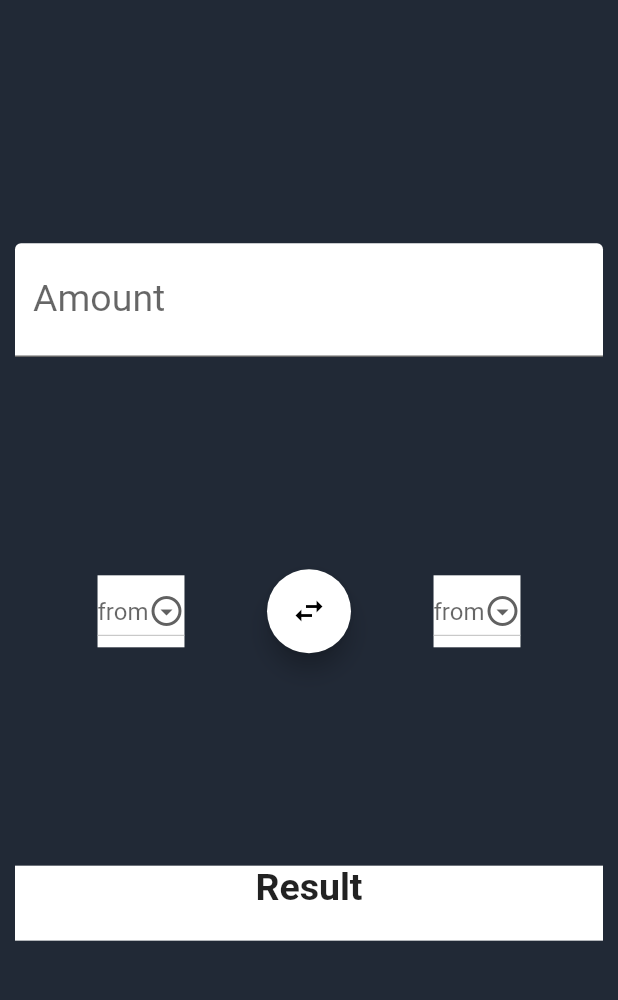
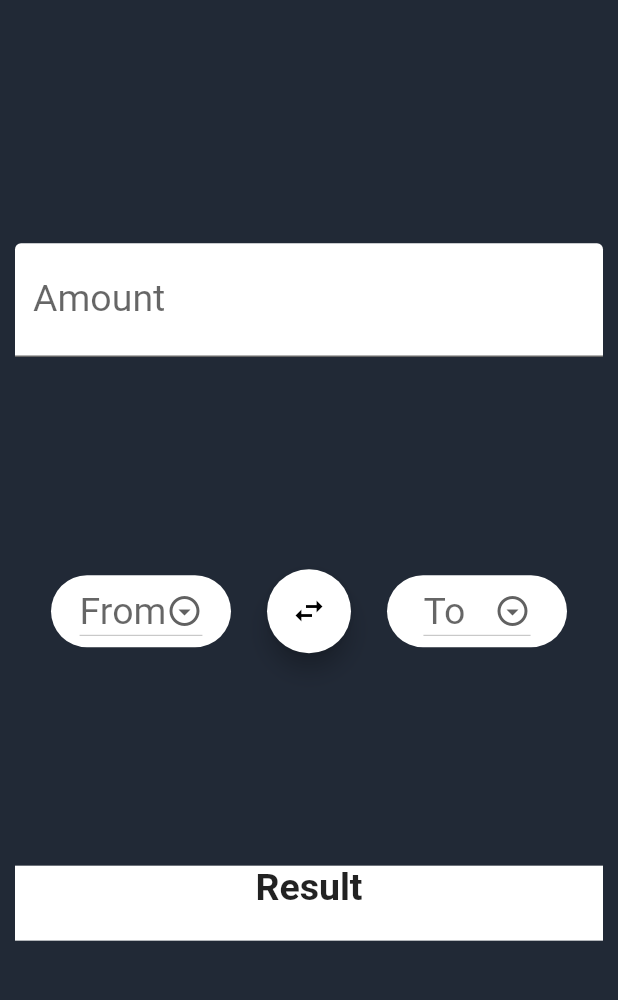
Before and after one commit to JosephAlzieb/Currency_Converter_App, a Flutter app: the screen it shows after launch, on a phone screen of 412 x 824 dp, the part 68-1068 px from its top. Run offline on Flutter 3.47's test engine with Material 2 defaults, Android fonts, the phone set to English and light mode, and no system bars.

```diff
--- a/lib/widgets/drop_down_currencies.dart
+++ b/lib/widgets/drop_down_currencies.dart
@@ -1,32 +1,35 @@
 import 'package:flutter/material.dart';
 
-class DropDownCurrencies extends StatefulWidget {
-  const DropDownCurrencies({Key? key}) : super(key: key);
+class DropDownCurrencies extends StatelessWidget {
+  List<String> currencies;
+  String? hintText;
+  String? value;
+  Function onChanged;
 
-  @override
-  State<DropDownCurrencies> createState() => _DropDownCurrenciesState();
-}
-
-class _DropDownCurrenciesState extends State<DropDownCurrencies> {
-  List<String> currenxies = ["USD", "EUR"];
-  String? _value;
+  DropDownCurrencies(
+      {required this.currencies, required this.value,required this.hintText, required this.onChanged,});
 
   @override
   Widget build(BuildContext context) {
     return Container(
+      width: 120,
       decoration: BoxDecoration(
+        borderRadius: BorderRadius.circular(30),
         color: Colors.white,
       ),
-      child: DropdownButton(
-        value: _value,
-        items: currenxies.map<DropdownMenuItem<String>>((String? item) => DropdownMenuItem<String>(child: Text(item!),value: item,)).toList(),
-        onChanged: (String? value) {
-          setState(() {
-            _value = value;
-          });
-        },
-        hint: const Text("from"),
-        icon: const Icon(Icons.arrow_drop_down_circle_outlined),
+      child: Center(
+        child: DropdownButton(
+          style: const TextStyle(fontSize: 25, color: Colors.black),
+          value: value,
+          items: currencies.map<DropdownMenuItem<String>>((String? item) =>
+              DropdownMenuItem<String>(child: Text(item!), value: item,))
+              .toList(),
+          onChanged: (String? value) {
+            onChanged(value);
+          },
+          hint: Text(hintText! , style: const TextStyle(fontSize: 25),),
+          icon: const Icon(Icons.arrow_drop_down_circle_outlined),
+        ),
       ),
     );
   }
```
